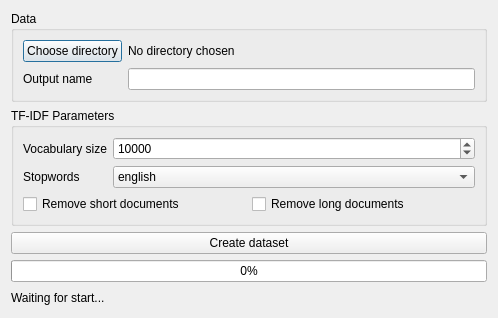
This is gui/designer/dataset_wizard.ui in rafalpiwnik/SemanticHashing as Qt 5 draws it before an edit. The edited form follows.
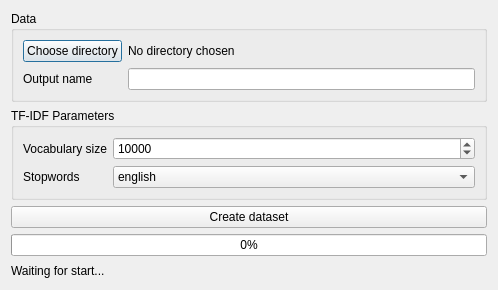
This is the edited form.

```diff
--- a/gui/designer/dataset_wizard.ui
+++ b/gui/designer/dataset_wizard.ui
@@ -7,7 +7,7 @@
     <x>0</x>
     <y>0</y>
     <width>498</width>
-    <height>318</height>
+    <height>290</height>
    </rect>
   </property>
   <property name="windowTitle">
@@ -62,24 +62,6 @@
         </item>
        </widget>
       </item>
-      <item row="2" column="0" colspan="2">
-       <layout class="QGridLayout" name="gridLayout">
-        <item row="0" column="0">
-         <widget class="QCheckBox" name="removeShortFlag">
-          <property name="text">
-           <string>Remove short documents</string>
-          </property>
-         </widget>
-        </item>
-        <item row="0" column="1">
-         <widget class="QCheckBox" name="removeLongFlag">
-          <property name="text">
-           <string>Remove long documents</string>
-          </property>
-         </widget>
-        </item>
-       </layout>
-      </item>
      </layout>
     </widget>
    </item>
```
Left out of the diff: 2 changed lines with no effect on the pictures.
